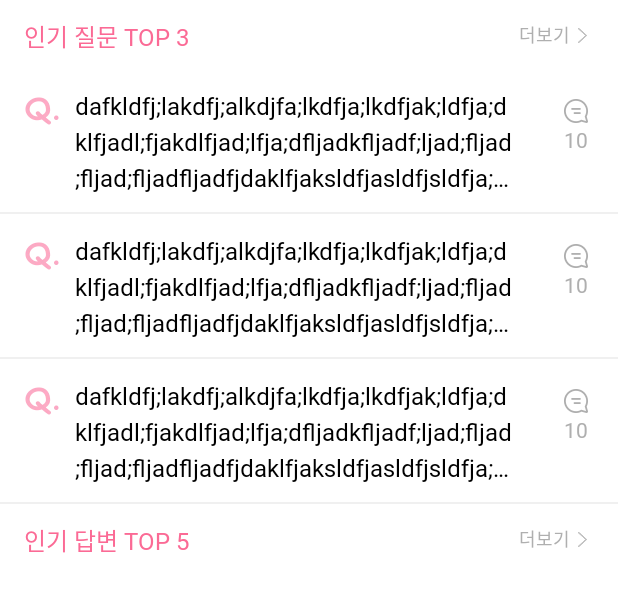
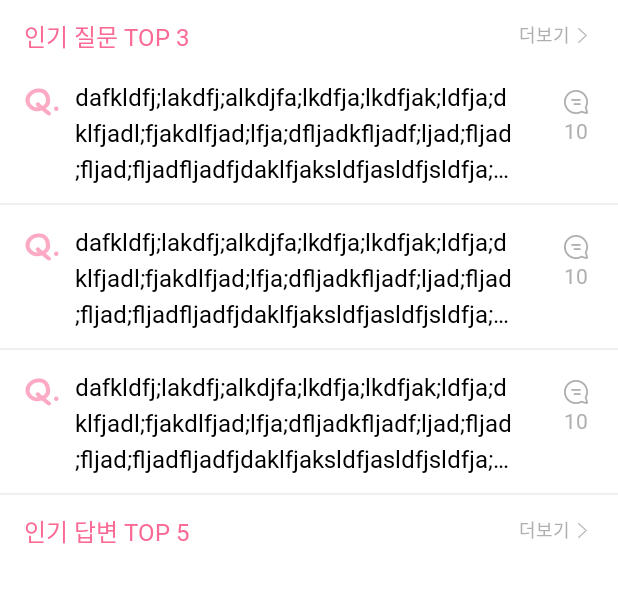
Before and after one commit to YAPP-18th/Android-Team-1-Frontend, an Android app: the layout best_tab_fragment.xml on its own in the app's theme, with its tools: preview values and no code run, on a phone screen of 412 x 824 dp. Shown: the top 592 px of the screen. Run offline under Robolectric (Android 15) with nearby library versions, the phone set to English and light mode, and no system bars; network calls fail.

Commit message:
feat : Best 탭(Horizontal RecyclerView 매끄럽게, 높이 수정)

```diff
--- a/app/src/main/res/layout/best_tab_fragment.xml
+++ b/app/src/main/res/layout/best_tab_fragment.xml
@@ -35,7 +35,8 @@
         <androidx.constraintlayout.widget.ConstraintLayout
             android:layout_width="wrap_content"
             android:layout_height="wrap_content"
-            android:paddingVertical="14dp"
+            android:paddingTop="14dp"
+            android:paddingBottom="8dp"
             android:paddingHorizontal="16dp"
             app:onSingleClick="@{vm::quesMoreClick}"
             android:id="@+id/cl_social_best_more"
@@ -102,8 +103,9 @@
         <androidx.constraintlayout.widget.ConstraintLayout
             android:layout_width="wrap_content"
             android:layout_height="wrap_content"
-            android:paddingVertical="14dp"
             android:paddingHorizontal="16dp"
+            android:paddingTop="14dp"
+            android:paddingBottom="8dp"
             app:onSingleClick="@{vm::ansMoreClick}"
             android:id="@+id/cl_social_best_ans_more"
             app:layout_constraintTop_toBottomOf="@id/rv_social_pop_ques"
@@ -142,7 +144,8 @@
             android:layout_width="match_parent"
             android:layout_height="0dp"
             tools:itemCount="5"
-            android:layout_marginTop="14dp"
+            android:layout_marginTop="10dp"
+            android:layout_marginBottom="20dp"
             android:orientation="horizontal"
             app:layoutManager="androidx.recyclerview.widget.LinearLayoutManager"
             app:layout_constraintStart_toStartOf="parent"
--- a/app/src/main/res/layout/item_social_answer.xml
+++ b/app/src/main/res/layout/item_social_answer.xml
@@ -25,7 +25,7 @@
 
 
         <androidx.cardview.widget.CardView
-            android:layout_width="178dp"
+            android:layout_width="176dp"
             android:layout_height="0dp"
             app:cardCornerRadius="12dp"
             app:cardElevation="0dp"
```
Also changed, not shown: app/src/main/java/com/engdiary/mureng/ui/social_best/BestTabFragment.kt (+19 -0 lines).
